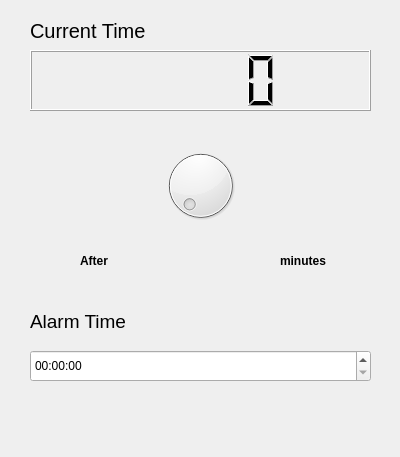
Qt form day06/MyClock.ui (LEUNSU/basic-rasberrypi-2024) before a commit.
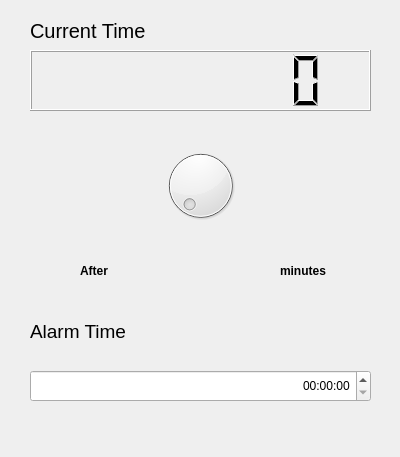
The same form after that commit.

Diff of the .ui file:
```diff
--- a/day06/MyClock.ui
+++ b/day06/MyClock.ui
@@ -28,6 +28,9 @@
      <height>61</height>
     </rect>
    </property>
+   <property name="digitCount">
+    <number>8</number>
+   </property>
   </widget>
   <widget class="QDial" name="dial">
    <property name="geometry">
@@ -63,7 +66,7 @@
    <property name="geometry">
     <rect>
      <x>80</x>
-     <y>250</y>
+     <y>260</y>
      <width>68</width>
      <height>22</height>
     </rect>
@@ -82,7 +85,7 @@
    <property name="geometry">
     <rect>
      <x>280</x>
-     <y>250</y>
+     <y>260</y>
      <width>68</width>
      <height>22</height>
     </rect>
@@ -101,7 +104,7 @@
    <property name="geometry">
     <rect>
      <x>30</x>
-     <y>310</y>
+     <y>320</y>
      <width>101</width>
      <height>22</height>
     </rect>
@@ -121,10 +124,29 @@
    <property name="geometry">
     <rect>
      <x>30</x>
-     <y>350</y>
+     <y>370</y>
      <width>341</width>
      <height>32</height>
     </rect>
+   </property>
+   <property name="alignment">
+    <set>Qt::AlignRight|Qt::AlignTrailing|Qt::AlignVCenter</set>
+   </property>
+   <property name="displayFormat">
+    <string>HH:mm:ss</string>
+   </property>
+  </widget>
+  <widget class="QLabel" name="MinLabel">
+   <property name="geometry">
+    <rect>
+     <x>220</x>
+     <y>260</y>
+     <width>41</width>
+     <height>22</height>
+    </rect>
+   </property>
+   <property name="text">
+    <string/>
    </property>
   </widget>
  </widget>
```
Left out of the diff: 2 changed lines with no effect on the pictures.
